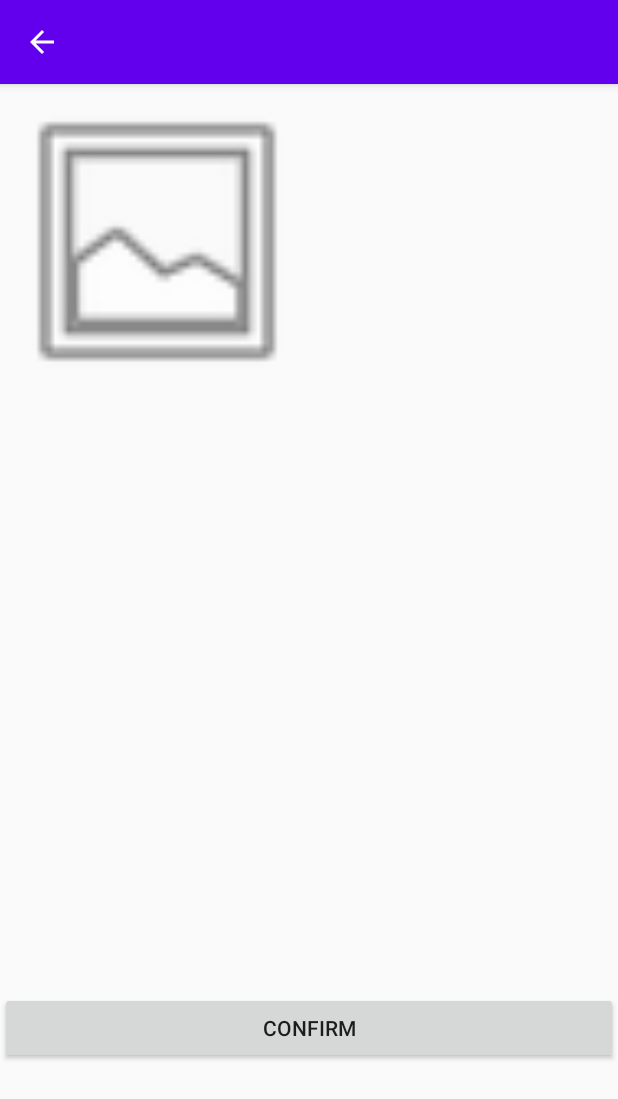
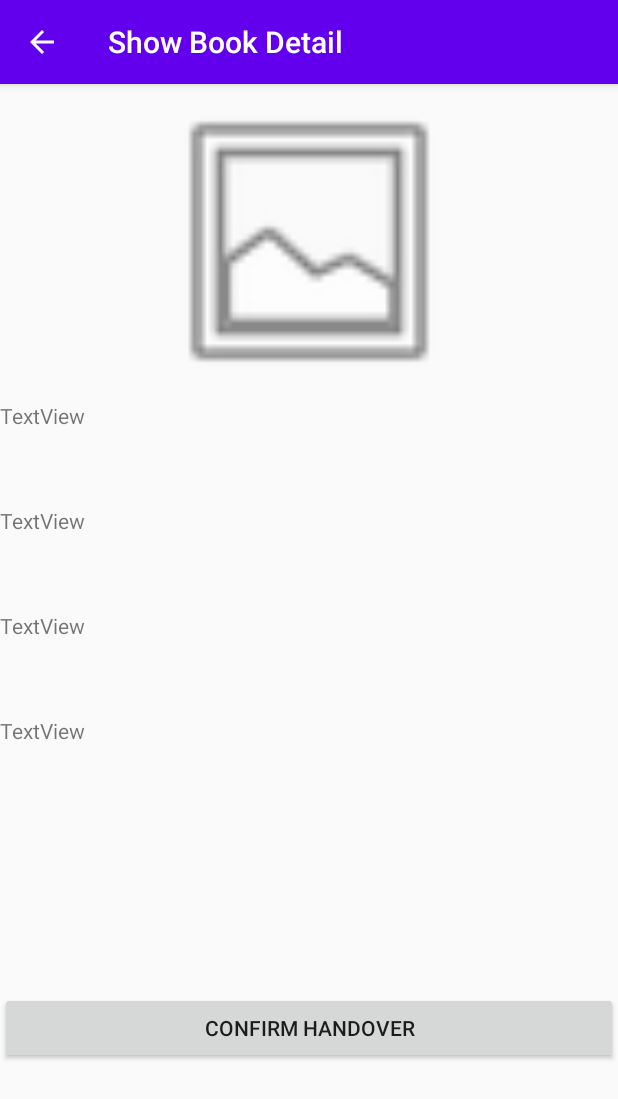
Before and after one commit to CMPUT301F20T06/BookTruck, an Android app: the ShowBookDetail screen opened directly, with no data from a screen before it, on a phone screen of 412 x 824 dp. Shown: the top 1099 px of the screen. Run offline under Robolectric (Android 15) with nearby library versions, the phone set to English and light mode, and no system bars.

Commit message:
reuse xml

```diff
--- a/app/build.gradle
+++ b/app/build.gradle
@@ -36,6 +36,7 @@ dependencies {
     implementation 'com.google.firebase:firebase-database'
 
     implementation 'com.google.firebase:firebase-database:16.0.4'
+    implementation 'com.google.android.gms:play-services-maps:17.0.0'
     testImplementation 'junit:junit:4.12'
     androidTestImplementation 'androidx.test.ext:junit:1.1.2'
     androidTestImplementation 'androidx.test.espresso:espresso-core:3.3.0'
--- a/app/src/main/AndroidManifest.xml
+++ b/app/src/main/AndroidManifest.xml
@@ -58,7 +58,7 @@
             />
         <!--Receive Block-->
         <activity
-            android:name=".ReceiveBook"
+            android:name=".ScanISBN"
             android:label="Receive Book"
             android:parentActivityName=".BorrowMenu"
             android:theme="@style/AppTheme"
@@ -74,7 +74,7 @@
             android:name=".ShowBookDetail"
             android:label="Show Book Detail"
             android:theme="@style/AppTheme"
-            android:parentActivityName=".ReceiveBook"/>
+            android:parentActivityName=".ScanISBN"/>
         <!--My Book Block-->
         <activity
             android:name=".MyBookList"
--- a/app/src/main/java/com/example/booktruck/ShowBookDetail.java
+++ b/app/src/main/java/com/example/booktruck/ShowBookDetail.java
@@ -3,6 +3,8 @@ package com.example.booktruck;
 import android.app.Activity;
 import android.content.Intent;
 import android.os.Bundle;
+import android.view.View;
+import android.widget.Button;
 import android.widget.TextView;
 
 import androidx.annotation.Nullable;
@@ -20,37 +22,51 @@ public class ShowBookDetail extends AppCompatActivity {
 
         setContentView(R.layout.book_detail);
         //显示的书必须满足条件
-        //必需是onwer拥有的书
-        authorText = (TextView)findViewById(R.id.authorView);
-        availabilityText = (TextView)findViewById(R.id.availabilityView);
-        ownerText = (TextView)findViewById(R.id.ownerView);
-        descriptionText = (TextView)findViewById(R.id.descriptionView);
-
-        Intent gotoBook = getIntent();
-        String ISBN = gotoBook.getStringExtra("isbn");
-
-        Book book = BookService.getBookByISBN(ISBN);
-        String title = book.getTitle();
-        getSupportActionBar().setTitle(title);
-
-        String author = book.getAuthor();
-        String availability = book.getStatus();
-        String owner = book.getOwner();
-        String description = book.getDescription();
-
-        authorText.setText(author);
-        availabilityText.setText(availability);
-        ownerText.setText(owner);
-        descriptionText.setText(description);
+        //必需是owner拥有的书
+//        authorText = (TextView)findViewById(R.id.authorView);
+//        availabilityText = (TextView)findViewById(R.id.availabilityView);
+//        ownerText = (TextView)findViewById(R.id.ownerView);
+//        descriptionText = (TextView)findViewById(R.id.descriptionView);
+//
+//        Intent gotoBook = getIntent();
+//        String ISBN = gotoBook.getStringExtra("isbn");
+//
+//        Book book = BookService.getBookByISBN(ISBN);
+//        String title = book.getTitle();
+//        getSupportActionBar().setTitle(title);
+//
+//        String author = book.getAuthor();
+//        String availability = book.getStatus();
+//        String owner = book.getOwner();
+//        String description = book.getDescription();
+//
+//        authorText.setText(author);
+//        availabilityText.setText(availability);
+//        ownerText.setText(owner);
+//        descriptionText.setText(description);
 
 
         //如果找不到ISBN， 需要给出找不到的提示
 
         //在找到书之后，根据对应的parent 显示不同的界面
         //1. hand over a book, 需要明确一个pick up 地址，然后确认借出去
-        //2. recieve a book, 可以查看pick up location，然后确认收到
+        //2. receive a book, 可以查看pick up location，然后确认收到
         //3. view book， 显示所有借到的书
 
+        String parentClass = String.valueOf(getIntent().getStringExtra("ParentClass"));
 
+        if(parentClass.equalsIgnoreCase("Receive")) {
+
+            Button button = (Button) findViewById(R.id.confirmButton);
+            button.setText(R.string.confirm_receiving);
+
+        }
+        else if(parentClass.equalsIgnoreCase("ViewBook")) {
+
+        }
+        else { // parentClass == "HandOver"
+            Button button = (Button) findViewById(R.id.confirmButton);
+            button.setText(R.string.confirm_handover);
+        }
     }
 }
--- a/app/src/main/java/com/example/booktruck/ViewBook.java
+++ b/app/src/main/java/com/example/booktruck/ViewBook.java
@@ -49,7 +49,9 @@ public class ViewBook extends AppCompatActivity {
             public void onItemClick(AdapterView<?> adapterView, View view, int position, long id) {
 
                 String bookname = arrayAdapter.getItem(position);
-                Intent bookdetail = new Intent(ViewBook.this, ShowBookDetail.class);
+                Intent bookDetail = new Intent(ViewBook.this, ShowBookDetail.class);
+                bookDetail.putExtra("ParentClass", "ViewBook");
+                startActivity(bookDetail);
 
             }
         });
--- a/app/src/main/res/layout/book_detail.xml
+++ b/app/src/main/res/layout/book_detail.xml
@@ -8,15 +8,16 @@
 
     <LinearLayout
         android:id="@+id/linearLayout"
-        android:layout_width="209dp"
+        android:layout_width="fill_parent"
         android:layout_height="210dp"
         android:orientation="vertical"
         tools:layout_editor_absoluteX="1dp">
 
         <ImageView
-            android:id="@+id/bookimage"
+            android:id="@+id/bookImage"
             android:layout_width="match_parent"
             android:layout_height="match_parent"
+            android:layout_gravity="center_horizontal"
             app:srcCompat="@android:drawable/ic_menu_gallery" />
     </LinearLayout>
 
--- a/app/src/main/res/layout/isbn_receive.xml
+++ b/app/src/main/res/layout/isbn_receive.xml
@@ -21,9 +21,9 @@
             android:layout_height="wrap_content"
             android:layout_marginLeft="20dp"
             android:text="@string/scan"
-            android:id="@+id/Code_Scaner"
+            android:id="@+id/Code_Scanner"
             android:layout_marginStart="20dp"
-            android:onClick="OnCodeScaner"/>
+            android:onClick="OnCodeScan"/>
 
         <Button
             android:layout_width="184dp"
--- a/app/src/main/res/values/strings.xml
+++ b/app/src/main/res/values/strings.xml
@@ -16,6 +16,11 @@
     <string name="returning">Return</string>
     <string name="return_book">Return Book</string>
     <string name="confirm_returning">Confirm Returning</string>
+    <string name="confirm_receiving">Confirm Receiving</string>
+    <string name="confirm_handover">Confirm Handover</string>
+    <string name="finish_viewing">Finish Viewing</string>
+    <string name="pickup_location">Pick-Up Location</string>
+
 
     <string name="setting">setting</string>
 
```
Also changed, not shown: app/src/main/java/com/example/booktruck/BorrowMenu.java (+5 -2 lines), app/src/main/java/com/example/booktruck/ReceiveBook.java (deleted, +0 -59 lines), app/src/main/java/com/example/booktruck/ReturnMenu.java (+25 -1 lines), app/src/main/java/com/example/booktruck/ScanISBN.java (added, +75 -0 lines).
